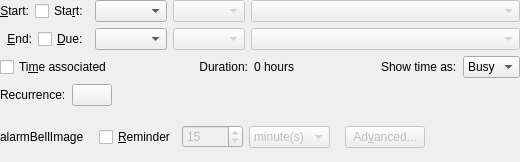
The window that incidenceeditor-ng/incidencedatetime.ui (chusopr/kdepim-ktimetracker-akonadi) describes before a commit, drawn with Qt 5.
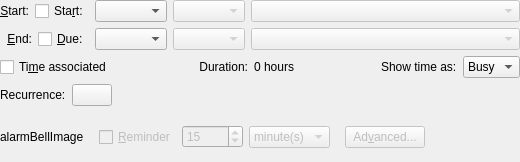
The same window after the commit. Custom widgets are drawn as their Qt base class.

Commit message: - Enable end date/time edits when the check is enabled - Check the timezones against the initial selected one from the combo. The   time spec set on the incidence might slightly differ from the ones in the   combo box (e.g. missing country code).

Diff of the .ui file:
```diff
--- a/incidenceeditor-ng/incidencedatetime.ui
+++ b/incidenceeditor-ng/incidencedatetime.ui
@@ -297,6 +297,9 @@
      </item>
      <item>
       <widget class="QStackedWidget" name="mAlarmStack">
+       <property name="enabled">
+        <bool>false</bool>
+       </property>
        <property name="currentIndex">
         <number>0</number>
        </property>
```
The commit also changes 2 other files.
